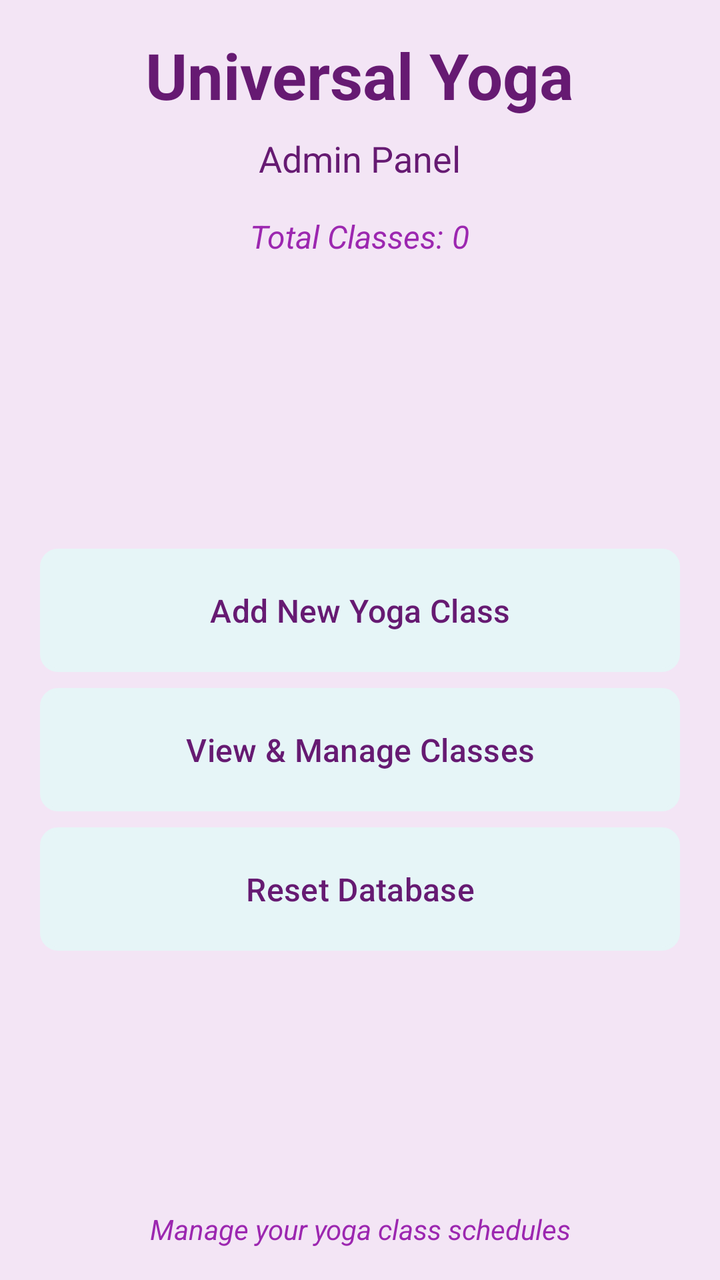
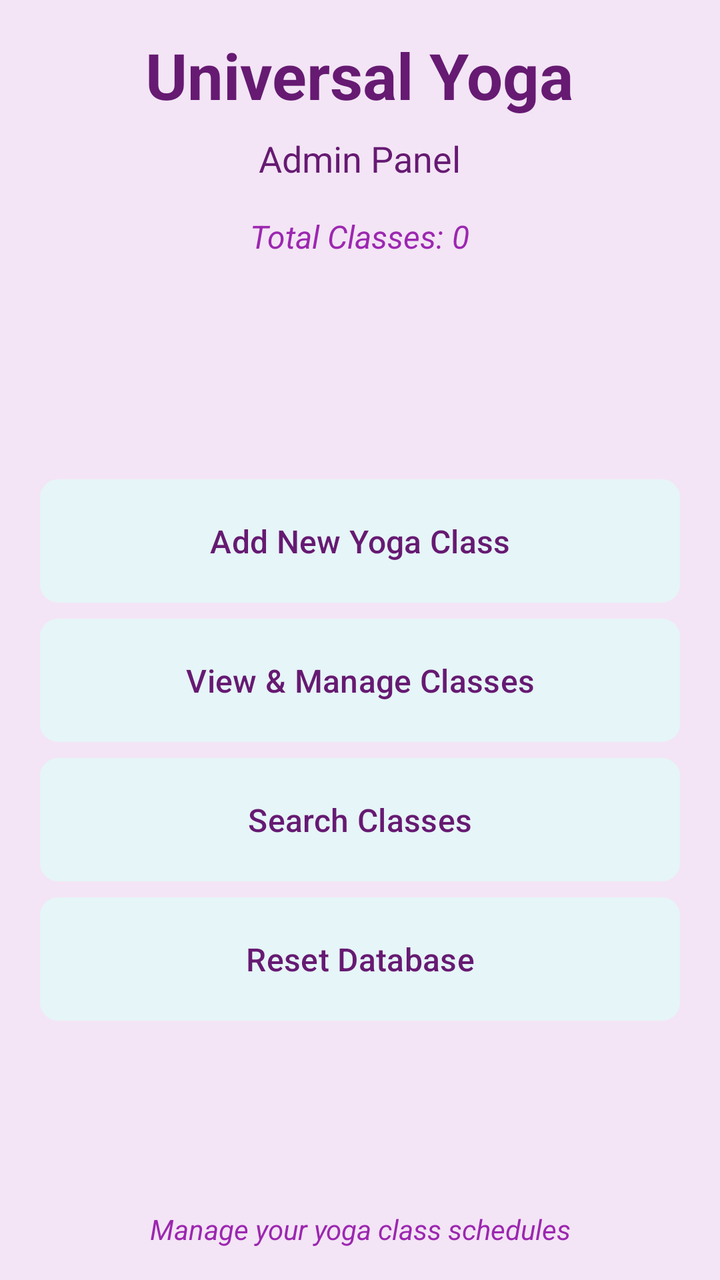

Compare the two renders of this Android layout. The source of the first and the diff that turns it into the second are given below.
<!-- AndroidManifest.xml: application theme Theme.Yogaadminapp -->
<!-- res/layout/activity_main.xml -->
<?xml version="1.0" encoding="utf-8"?>
<LinearLayout xmlns:android="http://schemas.android.com/apk/res/android"
    xmlns:app="http://schemas.android.com/apk/res-auto"
    xmlns:tools="http://schemas.android.com/tools"
    android:id="@+id/main"
    android:layout_width="match_parent"
    android:layout_height="match_parent"
    android:orientation="vertical"
    android:padding="16dp"
    android:background="@color/light_purple"
    tools:context=".MainActivity">

    
    <LinearLayout
        android:layout_width="match_parent"
        android:layout_height="wrap_content"
        android:layout_marginBottom="32dp"
        android:gravity="center"
        android:orientation="vertical">

        <TextView
            android:layout_width="wrap_content"
            android:layout_height="wrap_content"
            android:text="Universal Yoga"
            android:textColor="@color/dark_purple"
            android:textSize="32sp"
            android:textStyle="bold" />

        <TextView
            android:layout_width="wrap_content"
            android:layout_height="wrap_content"
            android:layout_marginTop="8dp"
            android:text="Admin Panel"
            android:textColor="@color/dark_purple"
            android:textSize="18sp" />

        <TextView
            android:id="@+id/tv_class_count"
            android:layout_width="wrap_content"
            android:layout_height="wrap_content"
            android:layout_marginTop="16dp"
            android:text="Total Classes: 0"
            android:textColor="@color/medium_purple"
            android:textSize="16sp"
            android:textStyle="italic" />

    </LinearLayout>

    
    <LinearLayout
        android:layout_width="match_parent"
        android:layout_height="wrap_content"
        android:layout_weight="1"
        android:gravity="center"
        android:orientation="vertical">

        <Button
            android:id="@+id/btn_add_class"
            style="@style/MenuButtonStyle"
            android:layout_width="match_parent"
            android:layout_height="wrap_content"
            android:layout_marginBottom="16dp"
            android:text="Add New Yoga Class"
            android:drawableStart="@android:drawable/ic_input_add"
            android:drawablePadding="8dp" />

        <Button
            android:id="@+id/btn_view_classes"
            style="@style/MenuButtonStyle"
            android:layout_width="match_parent"
            android:layout_height="wrap_content"
            android:layout_marginBottom="16dp"
            android:text="View &amp; Manage Classes"
            android:drawableStart="@android:drawable/ic_menu_view"
            android:drawablePadding="8dp" />

        <Button
            android:id="@+id/btn_reset_database"
            style="@style/MenuButtonStyle"
            android:layout_width="match_parent"
            android:layout_height="wrap_content"
            android:layout_marginBottom="16dp"
            android:text="Reset Database"
            android:drawableStart="@android:drawable/ic_menu_delete"
            android:drawablePadding="8dp" />

    </LinearLayout>

    
    <TextView
        android:layout_width="match_parent"
        android:layout_height="wrap_content"
        android:layout_marginTop="16dp"
        android:gravity="center"
        android:text="Manage your yoga class schedules"
        android:textColor="@color/medium_purple"
        android:textSize="14sp"
        android:textStyle="italic" />

</LinearLayout>
<!-- resources referenced by this layout -->
<resources>
  <color name="dark_purple">#661a72</color>
  <color name="light_purple">#F3E5F5</color>
  <color name="medium_purple">#9C27B0</color>
  <style name="MenuButtonStyle">
          <item name="android:background">@drawable/button_background</item>
          <item name="android:textColor">@color/dark_purple</item>
          <item name="android:textSize">16sp</item>
          <item name="android:padding">16dp</item>
          <item name="android:layout_margin">4dp</item>
          <item name="android:textAllCaps">false</item>
          <item name="android:elevation">0dp</item>
          <item name="android:translationZ">0dp</item>
          <item name="android:stateListAnimator">@null</item>
          <item name="backgroundTint">@null</item>
          <item name="android:backgroundTint">@null</item>
      </style>
  <style name="Theme.Yogaadminapp" parent="Base.Theme.Yogaadminapp" />
  <!-- drawable button_background (drawable) -->
  <?xml version="1.0" encoding="utf-8"?>
  <shape xmlns:android="http://schemas.android.com/apk/res/android">
      <solid android:color="@color/mint_green" />
      <corners android:radius="8dp" />
      <stroke
          android:width="2dp"
          android:color="@color/mint_green" />
  </shape>
  <style name="Base.Theme.Yogaadminapp" parent="Theme.Material3.DayNight.NoActionBar">
          
          
          
          
          <item name="android:windowContentTransitions">false</item>
          <item name="android:windowActivityTransitions">false</item>
      </style>
  <color name="mint_green">#e6f5f7</color>
</resources>

<!-- the commit's change to res/layout/activity_main.xml (unified diff, before → after) -->
@@ -56,7 +56,7 @@
 
         <Button
             android:id="@+id/btn_add_class"
-            style="@style/MenuButtonStyle"
+            style="@style/ButtonStyle"
             android:layout_width="match_parent"
             android:layout_height="wrap_content"
             android:layout_marginBottom="16dp"
@@ -66,7 +66,7 @@
 
         <Button
             android:id="@+id/btn_view_classes"
-            style="@style/MenuButtonStyle"
+            style="@style/ButtonStyle"
             android:layout_width="match_parent"
             android:layout_height="wrap_content"
             android:layout_marginBottom="16dp"
@@ -75,8 +75,18 @@
             android:drawablePadding="8dp" />
 
         <Button
+            android:id="@+id/btn_search_classes"
+            style="@style/ButtonStyle"
+            android:layout_width="match_parent"
+            android:layout_height="wrap_content"
+            android:layout_marginBottom="16dp"
+            android:text="Search Classes"
+            android:drawableStart="@android:drawable/ic_menu_search"
+            android:drawablePadding="8dp" />
+
+        <Button
             android:id="@+id/btn_reset_database"
-            style="@style/MenuButtonStyle"
+            style="@style/ButtonStyle"
             android:layout_width="match_parent"
             android:layout_height="wrap_content"
             android:layout_marginBottom="16dp"
<!-- resource entries referenced after the edit -->
@@ -3,7 +3,7 @@
   <color name="dark_purple">#661a72</color>
   <color name="light_purple">#F3E5F5</color>
   <color name="medium_purple">#9C27B0</color>
-  <style name="MenuButtonStyle">
+  <style name="ButtonStyle">
           <item name="android:background">@drawable/button_background</item>
           <item name="android:textColor">@color/dark_purple</item>
           <item name="android:textSize">16sp</item>
